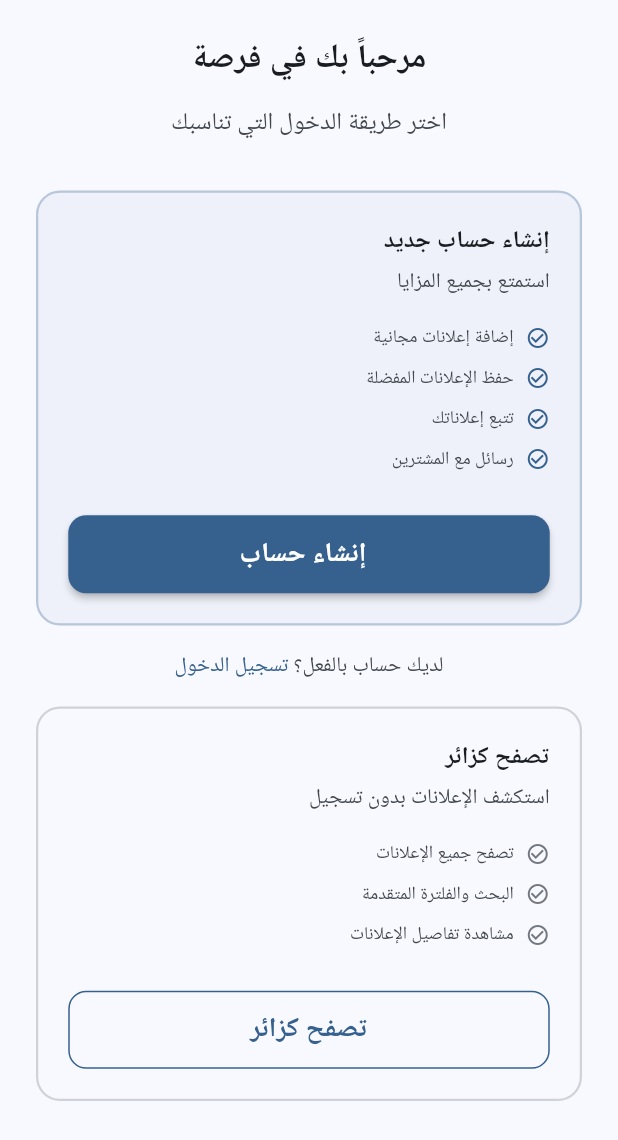
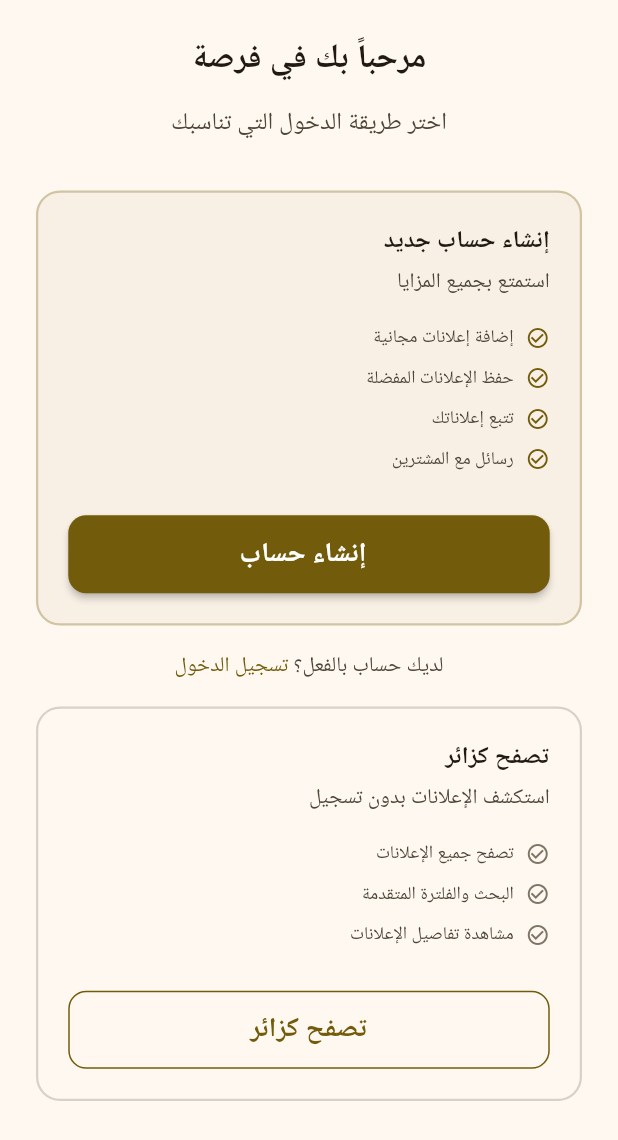
Before and after one commit to hashembadawi/forsa_ads_app, a Flutter app: the screen it shows after launch, after a tap on "تسجيل الدخول / إنشاء حساب", on a phone screen of 412 x 824 dp. Shown: the top 1140 px of the screen. Run offline on Flutter 3.47's test engine with Material 3 defaults, Android fonts, the phone set to English and light mode, and no system bars; our stand-ins replace flutter_riverpod, go_router, google_fonts, image_picker, shared_preferences; Roboto replaces fonts that are missing (Tajawal).

Commit message:
Refactor theme implementation: update to Desert Gold Theme with improved color scheme and consistency across components

```diff
--- a/lib/core/theme/theme_provider.dart
+++ b/lib/core/theme/theme_provider.dart
@@ -12,7 +12,7 @@ class ThemeSettings {
 
   const ThemeSettings({
     this.themeMode = AppThemeMode.system,
-    this.primaryColor = AppThemeManager.primaryBlue,
+    this.primaryColor = AppThemeManager.primaryGold,
     this.fontScale = 1.0,
   });
 
@@ -44,7 +44,7 @@ class ThemeSettings {
         (mode) => mode.name == map['themeMode'],
         orElse: () => AppThemeMode.system,
       ),
-      primaryColor: Color(map['primaryColor'] ?? (AppThemeManager.primaryBlue.r.toInt() << 16 | AppThemeManager.primaryBlue.g.toInt() << 8 | AppThemeManager.primaryBlue.b.toInt())),
+      primaryColor: Color(map['primaryColor'] ?? (AppThemeManager.primaryGold.r.toInt() << 16 | AppThemeManager.primaryGold.g.toInt() << 8 | AppThemeManager.primaryGold.b.toInt())),
       fontScale: (map['fontScale'] ?? 1.0).toDouble(),
     );
   }
@@ -72,7 +72,7 @@ class ThemeSettingsNotifier extends StateNotifier<ThemeSettings> {
         // في التطبيق الحقيقي، ستحتاج import 'dart:convert' واستخدام jsonDecode
         // للبساطة، سنحمل الإعدادات الأساسية فقط
         final themeModeName = _prefs!.getString('theme_mode') ?? 'system';
-        final primaryColorValue = _prefs!.getInt('primary_color') ?? (AppThemeManager.primaryBlue.r.toInt() << 16 | AppThemeManager.primaryBlue.g.toInt() << 8 | AppThemeManager.primaryBlue.b.toInt());
+        final primaryColorValue = _prefs!.getInt('primary_color') ?? (AppThemeManager.primaryGold.r.toInt() << 16 | AppThemeManager.primaryGold.g.toInt() << 8 | AppThemeManager.primaryGold.b.toInt());
         final fontScale = _prefs!.getDouble('font_scale') ?? 1.0;
 
         final themeMode = AppThemeMode.values.firstWhere(
--- a/lib/core/ui/notifications.dart
+++ b/lib/core/ui/notifications.dart
@@ -443,7 +443,7 @@ class _TopSnackWidgetState extends State<_TopSnackWidget> with SingleTickerProvi
                       const SizedBox(width: 8),
                       if (widget.actionText != null && widget.onAction != null)
                         TextButton(onPressed: widget.onAction, child: Text(widget.actionText!)),
-                      GestureDetector(onTap: () => dismiss(), child: Icon(Icons.close, size: 18, color: Colors.grey[600])),
+                      GestureDetector(onTap: () => dismiss(), child: Icon(Icons.close, size: 18, color: AppTheme.textSecondaryColor)),
                     ]),
                     // Progress bar
                     const SizedBox(height: 8),
--- a/lib/features/home/presentation/home_screen.dart
+++ b/lib/features/home/presentation/home_screen.dart
@@ -55,7 +55,7 @@ class _HomeScreenState extends ConsumerState<HomeScreen> {
         height: fabSize,
         decoration: BoxDecoration(
           shape: BoxShape.circle,
-          border: Border.all(color: Colors.white, width: 3),
+          border: Border.all(color: AppTheme.surfaceColor, width: 3),
         ),
         child: FloatingActionButton(
           onPressed: () async {
@@ -136,9 +136,9 @@ class _HomeScreenState extends ConsumerState<HomeScreen> {
         child: Column(
           mainAxisAlignment: MainAxisAlignment.center,
           children: [
-            Icon(icon, size: selected ? 34 : 28, color: selected ? AppTheme.primaryColor : Colors.grey),
+            Icon(icon, size: selected ? 34 : 28, color: selected ? AppTheme.primaryColor : AppTheme.textSecondaryColor),
             const SizedBox(height: 4),
-            Text(label, style: TextStyle(fontSize: selected ? 12 : 11, color: selected ? AppTheme.primaryColor : Colors.grey)),
+            Text(label, style: TextStyle(fontSize: selected ? 12 : 11, color: selected ? AppTheme.primaryColor : AppTheme.textSecondaryColor)),
           ],
         ),
       ),
--- a/lib/features/splash/presentation/splash_screen.dart
+++ b/lib/features/splash/presentation/splash_screen.dart
@@ -123,11 +123,11 @@ class _SplashScreenState extends ConsumerState<SplashScreen>
                 width: 120,
                 height: 120,
                 decoration: BoxDecoration(
-                  color: Colors.white,
+                  color: Theme.of(context).colorScheme.surface,
                   borderRadius: BorderRadius.circular(24),
                   boxShadow: [
                     BoxShadow(
-                      color: Colors.black.withValues(alpha: 0.1),
+                      color: Theme.of(context).colorScheme.onSurface.withOpacity(0.1),
                       blurRadius: 20,
                       spreadRadius: 5,
                     ),
@@ -145,7 +145,7 @@ class _SplashScreenState extends ConsumerState<SplashScreen>
               Text(
                 'فرصة',
                 style: Theme.of(context).textTheme.headlineLarge?.copyWith(
-                  color: Colors.white,
+                  color: Theme.of(context).colorScheme.onPrimary,
                   fontWeight: FontWeight.bold,
                   letterSpacing: 2,
                 ),
@@ -156,7 +156,7 @@ class _SplashScreenState extends ConsumerState<SplashScreen>
               Text(
                 'FORSA',
                 style: Theme.of(context).textTheme.titleMedium?.copyWith(
-                  color: Colors.white.withValues(alpha: 0.8),
+                  color: Theme.of(context).colorScheme.onPrimary.withOpacity(0.8),
                   letterSpacing: 4,
                 ),
               ),
@@ -169,7 +169,7 @@ class _SplashScreenState extends ConsumerState<SplashScreen>
                 child: CircularProgressIndicator(
                   strokeWidth: 3,
                   valueColor: AlwaysStoppedAnimation<Color>(
-                    Colors.white.withValues(alpha: 0.8),
+                    Theme.of(context).colorScheme.onPrimary.withOpacity(0.8),
                   ),
                 ),
               ),
```
Also changed, not shown: lib/core/theme/app_theme.dart (+14 -5 lines), lib/core/theme/app_theme_manager.dart (+10 -11 lines).
